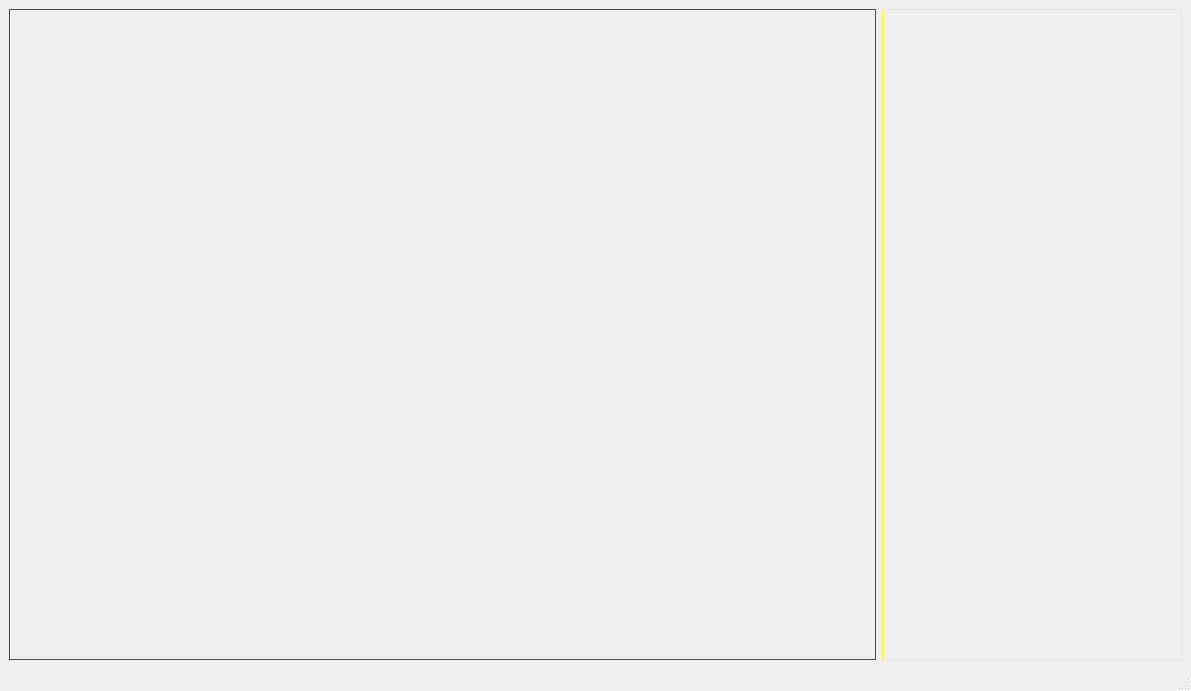
First picture: the form in mainwindow.ui, repository MarkoSami/ChatVibes, before the edit.
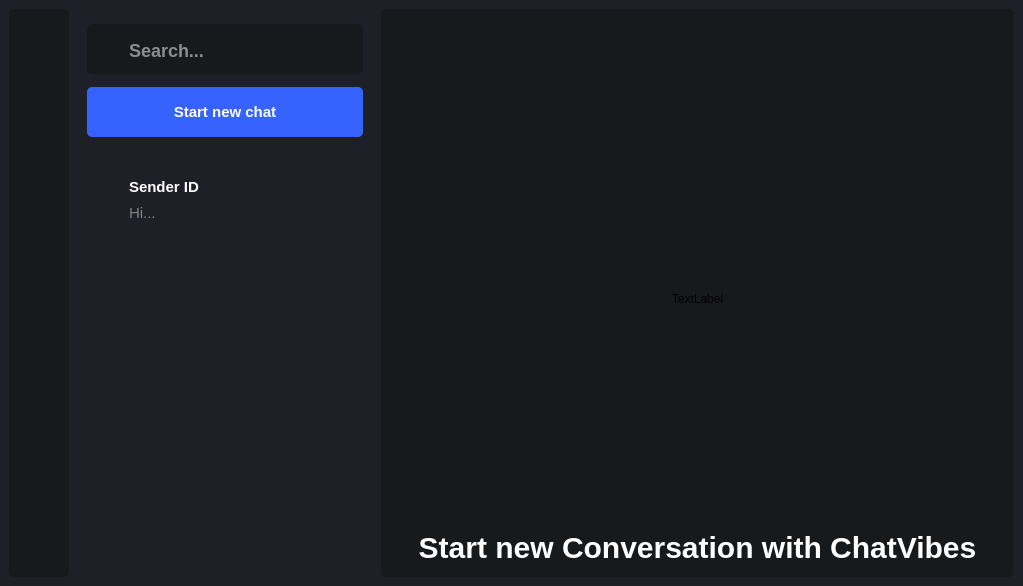
Second picture: the form after the edit. Icons and pictures are not drawn.

The edit to the form file:
```diff
--- a/mainwindow.ui
+++ b/mainwindow.ui
@@ -6,32 +6,21 @@
    <rect>
     <x>0</x>
     <y>0</y>
-    <width>1191</width>
-    <height>691</height>
+    <width>1023</width>
+    <height>541</height>
    </rect>
   </property>
   <property name="windowTitle">
    <string>ChatVibes</string>
   </property>
+  <property name="styleSheet">
+   <string notr="true">background : #1d2127;</string>
+  </property>
   <widget class="QWidget" name="centralwidget">
    <layout class="QGridLayout" name="gridLayout">
-    <item row="0" column="0">
-     <layout class="QHBoxLayout" name="horizontalLayout_7">
-      <item>
-       <widget class="QGroupBox" name="verticalGroupBox_2">
-        <property name="sizePolicy">
-         <sizepolicy hsizetype="Preferred" vsizetype="Preferred">
-          <horstretch>0</horstretch>
-          <verstretch>0</verstretch>
-         </sizepolicy>
-        </property>
-        <property name="styleSheet">
-         <string notr="true">border: 1px solid red;</string>
-        </property>
-        <layout class="QVBoxLayout" name="verticalLayout_9"/>
-       </widget>
-      </item>
-      <item>
+    <item row="0" column="1">
+     <layout class="QGridLayout" name="gridLayout_2">
+      <item row="0" column="0">
        <widget class="QGroupBox" name="verticalGroupBox">
         <property name="sizePolicy">
          <sizepolicy hsizetype="Fixed" vsizetype="Preferred">
@@ -46,26 +35,439 @@
          </size>
         </property>
         <property name="styleSheet">
-         <string notr="true">border: 1px solid yellow;</string>
+         <string notr="true">#verticalGroupBox { 
+background : #1d2127 ;
+border:none ; 
+padding-top : 10px
+}
+</string>
         </property>
-        <layout class="QVBoxLayout" name="verticalLayout_8"/>
+        <property name="alignment">
+         <set>Qt::AlignLeading|Qt::AlignLeft|Qt::AlignTop</set>
+        </property>
+        <layout class="QVBoxLayout" name="verticalLayout_8">
+         <property name="spacing">
+          <number>13</number>
+         </property>
+         <item>
+          <widget class="QGroupBox" name="horizontalGroupBox">
+           <property name="sizePolicy">
+            <sizepolicy hsizetype="Preferred" vsizetype="Fixed">
+             <horstretch>0</horstretch>
+             <verstretch>0</verstretch>
+            </sizepolicy>
+           </property>
+           <property name="minimumSize">
+            <size>
+             <width>0</width>
+             <height>50</height>
+            </size>
+           </property>
+           <property name="styleSheet">
+            <string notr="true">
+background : #161a1d ; 
+border-radius : 5px; 
+padding : 3px 5px;</string>
+           </property>
+           <layout class="QHBoxLayout" name="horizontalLayout">
+            <item>
+             <widget class="QLabel" name="label_2">
+              <property name="sizePolicy">
+               <sizepolicy hsizetype="Fixed" vsizetype="Preferred">
+                <horstretch>0</horstretch>
+                <verstretch>0</verstretch>
+               </sizepolicy>
+              </property>
+              <property name="styleSheet">
+               <string notr="true">#label_2 { 
+border:none
+}</string>
+              </property>
+              <property name="text">
+               <string/>
+              </property>
+              <property name="pixmap">
+               <pixmap resource="resources.qrc">:/icons/D:/Downloads/find (1).png</pixmap>
+              </property>
+             </widget>
+            </item>
+            <item>
+             <widget class="QLineEdit" name="lineEdit">
+              <property name="sizePolicy">
+               <sizepolicy hsizetype="Expanding" vsizetype="Preferred">
+                <horstretch>0</horstretch>
+                <verstretch>0</verstretch>
+               </sizepolicy>
+              </property>
+              <property name="focusPolicy">
+               <enum>Qt::ClickFocus</enum>
+              </property>
+              <property name="styleSheet">
+               <string notr="true">border:none; 
+font-size : 18px;
+font-weight : bold ;
+padding : 0px 5px;
+color : white; </string>
+              </property>
+              <property name="placeholderText">
+               <string>Search...</string>
+              </property>
+             </widget>
+            </item>
+           </layout>
+          </widget>
+         </item>
+         <item>
+          <widget class="QPushButton" name="pushButton">
+           <property name="sizePolicy">
+            <sizepolicy hsizetype="Minimum" vsizetype="Fixed">
+             <horstretch>0</horstretch>
+             <verstretch>0</verstretch>
+            </sizepolicy>
+           </property>
+           <property name="minimumSize">
+            <size>
+             <width>0</width>
+             <height>50</height>
+            </size>
+           </property>
+           <property name="cursor">
+            <cursorShape>PointingHandCursor</cursorShape>
+           </property>
+           <property name="styleSheet">
+            <string notr="true">background-color :#3663fd ;
+font-weight : bold ;
+border-radius : 5px;
+font-size : 15px; 
+color:white; </string>
+           </property>
+           <property name="text">
+            <string>Start new chat</string>
+           </property>
+          </widget>
+         </item>
+         <item>
+          <widget class="QScrollArea" name="scrollArea">
+           <property name="sizePolicy">
+            <sizepolicy hsizetype="Preferred" vsizetype="Preferred">
+             <horstretch>0</horstretch>
+             <verstretch>0</verstretch>
+            </sizepolicy>
+           </property>
+           <property name="minimumSize">
+            <size>
+             <width>0</width>
+             <height>0</height>
+            </size>
+           </property>
+           <property name="styleSheet">
+            <string notr="true">QScrollBar::vertical {
+    border: none;
+    width: 6px;
+}
+QScrollArea { 
+border:none ; 
+}
+
+QScrollBar::handle:vertical {
+    background-color: white;
+    border-radius: 3px;
+    min-height: 20px;
+}
+
+QScrollBar::add-line:vertical,
+QScrollBar::sub-line:vertical {
+    background-color: transparent;
+    height: 0px;
+    width: 0px;
+}
+</string>
+           </property>
+           <property name="widgetResizable">
+            <bool>true</bool>
+           </property>
+           <widget class="QWidget" name="scrollAreaWidgetContents_7">
+            <property name="geometry">
+             <rect>
+              <x>0</x>
+              <y>0</y>
+              <width>282</width>
+              <height>363</height>
+             </rect>
+            </property>
+            <property name="sizePolicy">
+             <sizepolicy hsizetype="Preferred" vsizetype="Minimum">
+              <horstretch>0</horstretch>
+              <verstretch>0</verstretch>
+             </sizepolicy>
+            </property>
+            <property name="minimumSize">
+             <size>
+              <width>0</width>
+              <height>0</height>
+             </size>
+            </property>
+            <property name="styleSheet">
+             <string notr="true">border : none;</string>
+            </property>
+            <layout class="QVBoxLayout" name="verticalLayout_2">
+             <item>
+              <widget class="QGroupBox" name="horizontalGroupBox_7">
+               <property name="sizePolicy">
+                <sizepolicy hsizetype="Preferred" vsizetype="Fixed">
+                 <horstretch>0</horstretch>
+                 <verstretch>0</verstretch>
+                </sizepolicy>
+               </property>
+               <property name="minimumSize">
+                <size>
+                 <width>0</width>
+                 <height>60</height>
+                </size>
+               </property>
+               <property name="cursor">
+                <cursorShape>PointingHandCursor</cursorShape>
+               </property>
+               <property name="styleSheet">
+                <string notr="true">
+QGroupBox:hover { 
+background : red;  
+}
+QGroupBox { 
+border:none; 
+}</string>
+               </property>
+               <layout class="QHBoxLayout" name="horizontalLayout_82">
+                <item>
+                 <widget class="QLabel" name="label_82">
+                  <property name="sizePolicy">
+                   <sizepolicy hsizetype="Fixed" vsizetype="Preferred">
+                    <horstretch>0</horstretch>
+                    <verstretch>0</verstretch>
+                   </sizepolicy>
+                  </property>
+                  <property name="styleSheet">
+                   <string notr="true">#label { 
+color : white ; 
+}</string>
+                  </property>
+                  <property name="text">
+                   <string/>
+                  </property>
+                  <property name="pixmap">
+                   <pixmap resource="resources.qrc">:/icons/D:/Downloads/user.png</pixmap>
+                  </property>
+                 </widget>
+                </item>
+                <item>
+                 <widget class="QGroupBox" name="topmessageContact_79">
+                  <property name="enabled">
+                   <bool>false</bool>
+                  </property>
+                  <property name="styleSheet">
+                   <string notr="true">topmessageContact{
+border:none ;
+}</string>
+                  </property>
+                  <layout class="QVBoxLayout" name="verticalLayout_86">
+                   <item>
+                    <widget class="QLineEdit" name="lineEdit_162">
+                     <property name="styleSheet">
+                      <string notr="true">font-size : 15px ; 
+font-weight : bold ; 
+color:white; 
+</string>
+                     </property>
+                     <property name="text">
+                      <string>Sender ID</string>
+                     </property>
+                    </widget>
+                   </item>
+                   <item>
+                    <widget class="QLineEdit" name="lineEdit_163">
+                     <property name="styleSheet">
+                      <string notr="true">
+font-size : 15px;
+color : gray; 
+</string>
+                     </property>
+                     <property name="text">
+                      <string>Hi...</string>
+                     </property>
+                    </widget>
+                   </item>
+                  </layout>
+                 </widget>
+                </item>
+               </layout>
+              </widget>
+             </item>
+             <item>
+              <spacer name="verticalSpacer">
+               <property name="orientation">
+                <enum>Qt::Vertical</enum>
+               </property>
+               <property name="sizeHint" stdset="0">
+                <size>
+                 <width>20</width>
+                 <height>40</height>
+                </size>
+               </property>
+              </spacer>
+             </item>
+            </layout>
+           </widget>
+          </widget>
+         </item>
+        </layout>
+       </widget>
+      </item>
+      <item row="0" column="1">
+       <widget class="QGroupBox" name="Conversation">
+        <property name="sizePolicy">
+         <sizepolicy hsizetype="Preferred" vsizetype="Preferred">
+          <horstretch>0</horstretch>
+          <verstretch>0</verstretch>
+         </sizepolicy>
+        </property>
+        <property name="styleSheet">
+         <string notr="true">background : #161a1d ;
+border:none;
+border-radius : 5px ;</string>
+        </property>
+        <layout class="QVBoxLayout" name="verticalLayout_9">
+         <item>
+          <layout class="QHBoxLayout" name="horizontalLayout_2">
+           <item>
+            <widget class="QLabel" name="Textimg2">
+             <property name="sizePolicy">
+              <sizepolicy hsizetype="Preferred" vsizetype="Preferred">
+               <horstretch>0</horstretch>
+               <verstretch>0</verstretch>
+              </sizepolicy>
+             </property>
+             <property name="minimumSize">
+              <size>
+               <width>500</width>
+               <height>500</height>
+              </size>
+             </property>
+             <property name="styleSheet">
+              <string notr="true">#Textimg2 { 
+margin-top : 50px; 
+}</string>
+             </property>
+             <property name="text">
+              <string>TextLabel</string>
+             </property>
+             <property name="alignment">
+              <set>Qt::AlignCenter</set>
+             </property>
+            </widget>
+           </item>
+          </layout>
+         </item>
+         <item>
+          <widget class="QLabel" name="title">
+           <property name="styleSheet">
+            <string notr="true">#title { 
+font-size : 30px; 
+font-weight : bold ;
+color : white ; 
+}</string>
+           </property>
+           <property name="text">
+            <string>Start new Conversation with ChatVibes</string>
+           </property>
+           <property name="alignment">
+            <set>Qt::AlignCenter</set>
+           </property>
+          </widget>
+         </item>
+        </layout>
        </widget>
       </item>
      </layout>
     </item>
+    <item row="0" column="0">
+     <widget class="QGroupBox" name="verticalGroupBox">
+      <property name="sizePolicy">
+       <sizepolicy hsizetype="Fixed" vsizetype="Preferred">
+        <horstretch>0</horstretch>
+        <verstretch>0</verstretch>
+       </sizepolicy>
+      </property>
+      <property name="minimumSize">
+       <size>
+        <width>60</width>
+        <height>0</height>
+       </size>
+      </property>
+      <property name="styleSheet">
+       <string notr="true">border : none ; 
+background : #161a1d;
+border-radius : 5px; </string>
+      </property>
+      <layout class="QVBoxLayout" name="verticalLayout">
+       <item alignment="Qt::AlignHCenter">
+        <widget class="QLabel" name="logo">
+         <property name="contextMenuPolicy">
+          <enum>Qt::PreventContextMenu</enum>
+         </property>
+         <property name="styleSheet">
+          <string notr="true">#logo { 
+margin-top : 10px; 
+}</string>
+         </property>
+         <property name="text">
+          <string/>
+         </property>
+         <property name="pixmap">
+          <pixmap resource="resources.qrc">:/icons/D:/Downloads/discussion (1).png</pixmap>
+         </property>
+        </widget>
+       </item>
+       <item>
+        <spacer name="verticalSpacer_2">
+         <property name="orientation">
+          <enum>Qt::Vertical</enum>
+         </property>
+         <property name="sizeHint" stdset="0">
+          <size>
+           <width>20</width>
+           <height>40</height>
+          </size>
+         </property>
+        </spacer>
+       </item>
+       <item alignment="Qt::AlignHCenter">
+        <widget class="QLabel" name="label">
+         <property name="text">
+          <string/>
+         </property>
+         <property name="pixmap">
+          <pixmap resource="resources.qrc">:/icons/D:/Downloads/profile.png</pixmap>
+         </property>
+        </widget>
+       </item>
+       <item>
+        <spacer name="verticalSpacer_3">
+         <property name="orientation">
+          <enum>Qt::Vertical</enum>
+         </property>
+         <property name="sizeHint" stdset="0">
+          <size>
+           <width>20</width>
+           <height>40</height>
+          </size>
+         </property>
+        </spacer>
+       </item>
+      </layout>
+     </widget>
+    </item>
    </layout>
   </widget>
-  <widget class="QMenuBar" name="menubar">
-   <property name="geometry">
-    <rect>
-     <x>0</x>
-     <y>0</y>
-     <width>1191</width>
-     <height>25</height>
-    </rect>
-   </property>
-  </widget>
-  <widget class="QStatusBar" name="statusbar"/>
  </widget>
  <resources/>
  <connections/>
```
Left out of the diff: 4 changed lines with no effect on the pictures.
